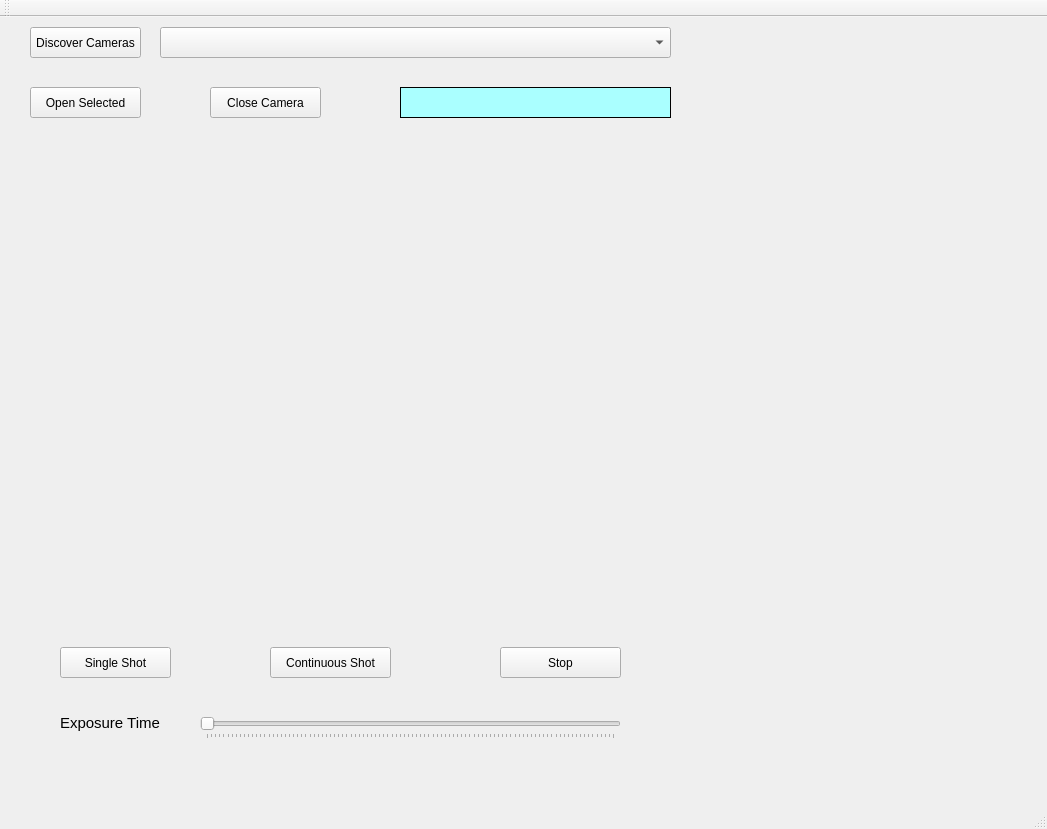
Above: Basler_QT/Basler_QT/Basler_QT.ui from SimonHanYANG/Basler_QT before the change. Below: the same form after it.
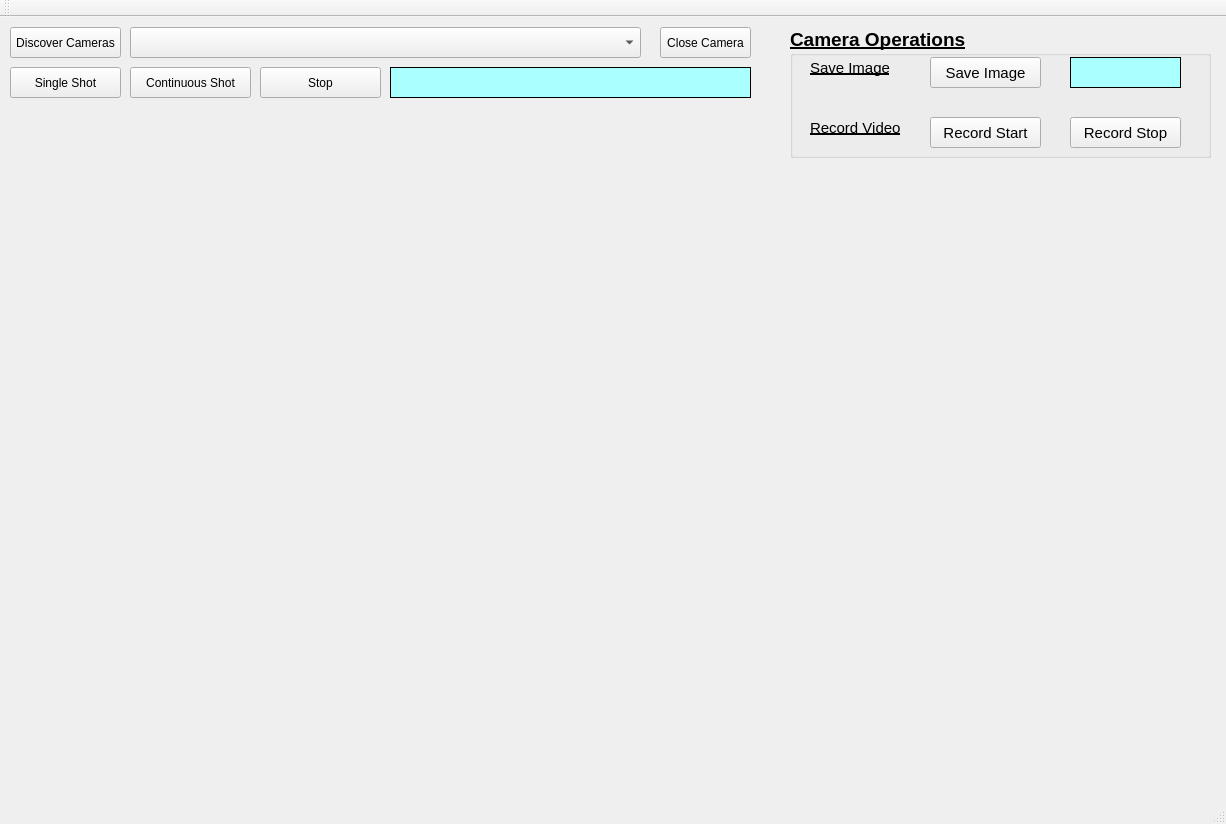
That is the form after the change.

Commit message: camera control class finished & ui update

```diff
--- a/Basler_QT/Basler_QT/Basler_QT.ui
+++ b/Basler_QT/Basler_QT/Basler_QT.ui
@@ -6,8 +6,8 @@
    <rect>
     <x>0</x>
     <y>0</y>
-    <width>1047</width>
-    <height>829</height>
+    <width>1226</width>
+    <height>824</height>
    </rect>
   </property>
   <property name="windowTitle">
@@ -17,7 +17,7 @@
    <widget class="QPushButton" name="DiscoverCam">
     <property name="geometry">
      <rect>
-      <x>30</x>
+      <x>10</x>
       <y>10</y>
       <width>111</width>
       <height>31</height>
@@ -30,32 +30,19 @@
    <widget class="QComboBox" name="CameraListComboBox">
     <property name="geometry">
      <rect>
-      <x>160</x>
+      <x>130</x>
       <y>10</y>
       <width>511</width>
       <height>31</height>
      </rect>
     </property>
    </widget>
-   <widget class="QPushButton" name="OpenSelectedButton">
-    <property name="geometry">
-     <rect>
-      <x>30</x>
-      <y>70</y>
-      <width>111</width>
-      <height>31</height>
-     </rect>
-    </property>
-    <property name="text">
-     <string>Open Selected</string>
-    </property>
-   </widget>
    <widget class="QPushButton" name="CloseCamButton">
     <property name="geometry">
      <rect>
-      <x>210</x>
-      <y>70</y>
-      <width>111</width>
+      <x>660</x>
+      <y>10</y>
+      <width>91</width>
       <height>31</height>
      </rect>
     </property>
@@ -66,9 +53,9 @@
    <widget class="QLabel" name="CamOpenStatusLabel">
     <property name="geometry">
      <rect>
-      <x>400</x>
-      <y>70</y>
-      <width>271</width>
+      <x>390</x>
+      <y>50</y>
+      <width>361</width>
       <height>31</height>
      </rect>
     </property>
@@ -85,10 +72,10 @@
    <widget class="QWidget" name="ImageShowWidget" native="true">
     <property name="geometry">
      <rect>
-      <x>30</x>
-      <y>120</y>
-      <width>641</width>
-      <height>491</height>
+      <x>10</x>
+      <y>90</y>
+      <width>741</width>
+      <height>661</height>
      </rect>
     </property>
     <property name="styleSheet">
@@ -98,8 +85,8 @@
    <widget class="QPushButton" name="SingleShotButton">
     <property name="geometry">
      <rect>
-      <x>60</x>
-      <y>630</y>
+      <x>10</x>
+      <y>50</y>
       <width>111</width>
       <height>31</height>
      </rect>
@@ -111,8 +98,8 @@
    <widget class="QPushButton" name="ContinuousShotButton">
     <property name="geometry">
      <rect>
-      <x>270</x>
-      <y>630</y>
+      <x>130</x>
+      <y>50</y>
       <width>121</width>
       <height>31</height>
      </rect>
@@ -124,8 +111,8 @@
    <widget class="QPushButton" name="StopButton">
     <property name="geometry">
      <rect>
-      <x>500</x>
-      <y>630</y>
+      <x>260</x>
+      <y>50</y>
       <width>121</width>
       <height>31</height>
      </rect>
@@ -134,39 +121,159 @@
      <string>Stop</string>
     </property>
    </widget>
-   <widget class="QLabel" name="label">
+   <widget class="QGroupBox" name="groupBox">
     <property name="geometry">
      <rect>
-      <x>60</x>
-      <y>690</y>
-      <width>111</width>
-      <height>31</height>
+      <x>790</x>
+      <y>10</y>
+      <width>421</width>
+      <height>131</height>
      </rect>
     </property>
     <property name="font">
      <font>
-      <pointsize>11</pointsize>
+      <pointsize>14</pointsize>
+      <weight>75</weight>
+      <italic>false</italic>
+      <bold>true</bold>
+      <underline>true</underline>
      </font>
     </property>
-    <property name="text">
-     <string>Exposure Time</string>
+    <property name="title">
+     <string>Camera Operations</string>
     </property>
-   </widget>
-   <widget class="QSlider" name="ExposureTimeSlider">
-    <property name="geometry">
-     <rect>
-      <x>200</x>
-      <y>700</y>
-      <width>421</width>
-      <height>22</height>
-     </rect>
-    </property>
-    <property name="orientation">
-     <enum>Qt::Horizontal</enum>
-    </property>
-    <property name="tickPosition">
-     <enum>QSlider::TicksBelow</enum>
-    </property>
+    <widget class="QLabel" name="SaveImgLabel">
+     <property name="geometry">
+      <rect>
+       <x>20</x>
+       <y>30</y>
+       <width>91</width>
+       <height>21</height>
+      </rect>
+     </property>
+     <property name="font">
+      <font>
+       <pointsize>11</pointsize>
+       <weight>50</weight>
+       <bold>false</bold>
+       <underline>true</underline>
+      </font>
+     </property>
+     <property name="text">
+      <string>Save Image</string>
+     </property>
+    </widget>
+    <widget class="QLabel" name="RecordVideoLabel">
+     <property name="geometry">
+      <rect>
+       <x>20</x>
+       <y>90</y>
+       <width>101</width>
+       <height>21</height>
+      </rect>
+     </property>
+     <property name="font">
+      <font>
+       <pointsize>11</pointsize>
+       <weight>50</weight>
+       <bold>false</bold>
+       <underline>true</underline>
+      </font>
+     </property>
+     <property name="text">
+      <string>Record Video</string>
+     </property>
+    </widget>
+    <widget class="QPushButton" name="RecordVideoStart">
+     <property name="geometry">
+      <rect>
+       <x>140</x>
+       <y>90</y>
+       <width>111</width>
+       <height>31</height>
+      </rect>
+     </property>
+     <property name="font">
+      <font>
+       <pointsize>11</pointsize>
+       <weight>50</weight>
+       <bold>false</bold>
+       <underline>false</underline>
+      </font>
+     </property>
+     <property name="text">
+      <string>Record Start</string>
+     </property>
+    </widget>
+    <widget class="QPushButton" name="RecordVideoStop">
+     <property name="geometry">
+      <rect>
+       <x>280</x>
+       <y>90</y>
+       <width>111</width>
+       <height>31</height>
+      </rect>
+     </property>
+     <property name="font">
+      <font>
+       <pointsize>11</pointsize>
+       <weight>50</weight>
+       <bold>false</bold>
+       <underline>false</underline>
+      </font>
+     </property>
+     <property name="text">
+      <string>Record Stop</string>
+     </property>
+    </widget>
+    <widget class="QPushButton" name="SaveImgBtn">
+     <property name="geometry">
+      <rect>
+       <x>140</x>
+       <y>30</y>
+       <width>111</width>
+       <height>31</height>
+      </rect>
+     </property>
+     <property name="font">
+      <font>
+       <pointsize>11</pointsize>
+       <weight>50</weight>
+       <bold>false</bold>
+       <underline>false</underline>
+      </font>
+     </property>
+     <property name="text">
+      <string>Save Image</string>
+     </property>
+    </widget>
+    <widget class="QLabel" name="SaveImgInfo">
+     <property name="geometry">
+      <rect>
+       <x>280</x>
+       <y>30</y>
+       <width>111</width>
+       <height>31</height>
+      </rect>
+     </property>
+     <property name="font">
+      <font>
+       <pointsize>9</pointsize>
+       <weight>50</weight>
+       <bold>false</bold>
+       <underline>false</underline>
+      </font>
+     </property>
+     <property name="styleSheet">
+      <string notr="true">background-color:rgb(170, 255, 255);
+border-width: 1px;
+border-style: solid;
+border-color: rgb(0, 0, 0)</string>
+     </property>
+     <property name="text">
+      <string/>
+     </property>
+    </widget>
    </widget>
   </widget>
   <widget class="QMenuBar" name="menuBar">
```
Left out of the diff: 2 changed lines with no effect on the pictures. The commit also changes 6 other files.
